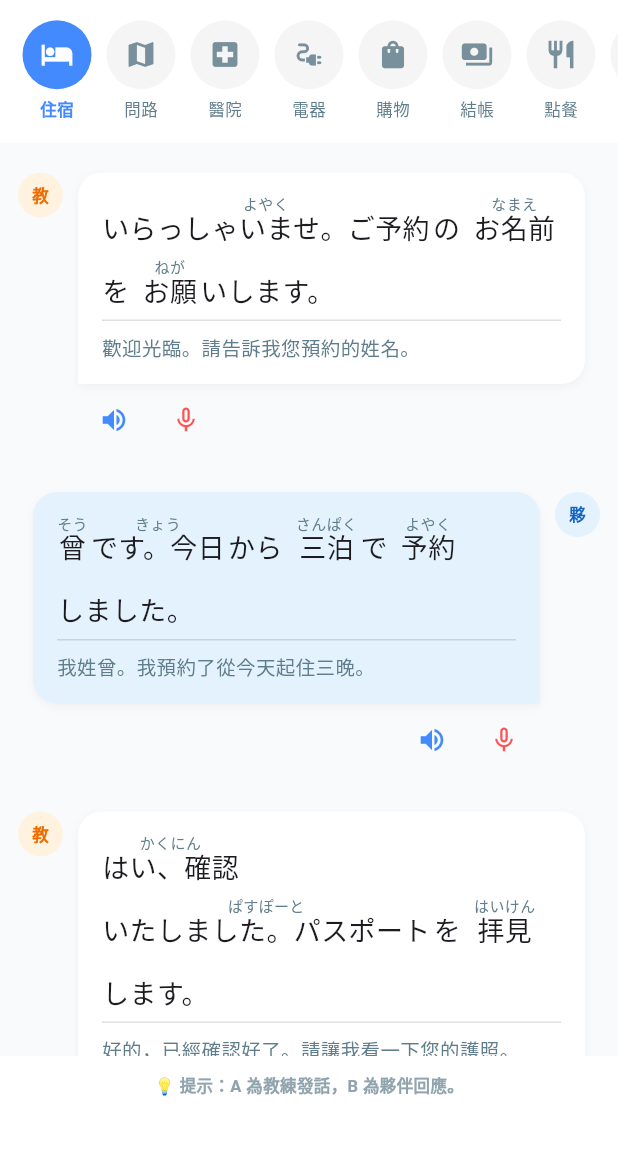
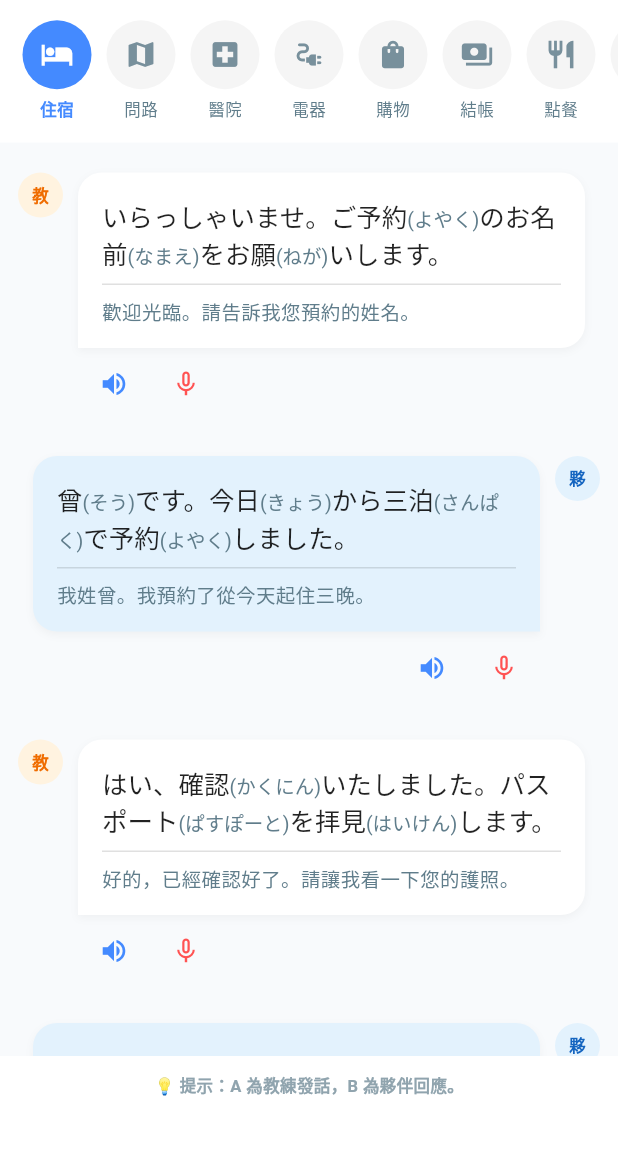
Before and after one commit to pakerm08200704-prog/SoraTalk-V2, a Flutter app: the screen it shows after launch, on a phone screen of 412 x 824 dp, the part 84-1236 px from its top. Run offline on Flutter 3.47's test engine with Material 3 defaults, Android fonts, the phone set to English and light mode, and no system bars; our stand-ins replace audioplayers, flutter_tts; missing offline and left inert: record.

Commit message:
✨ Layout: Switch to optimized bracket style for better alignment

```diff
--- a/lib/screens/chat_screen.dart
+++ b/lib/screens/chat_screen.dart
@@ -7,13 +7,13 @@ import 'package:record/record.dart';
 
 void main() => runApp(const MaterialApp(debugShowCheckedModeBanner: false, home: ChatScreen()));
 
-// --- 曾夥伴精校版 (日式標點 + 讀音修正：曾[そう] + 完美對齊) ---
+// --- 曾夥伴優化版 (括號排版 + 讀音修正：曾[そう]) ---
 final Map<String, List<Map<String, List<Map<String, String>>>>> dialogueData = {
   '🏨 住宿': [{'lines': [
     {'role': 'A', 'japanese': 'いらっしゃいませ。ご予約[よやく]の お名前[なまえ]を お願[ねが]いします。', 'chinese': '歡迎光臨。請告訴我您預約的姓名。'},
     {'role': 'B', 'japanese': '曾[そう]です。今日[きょう]から 三泊[さんぱく]で 予約[よやく]しました。', 'chinese': '我姓曾。我預約了從今天起住三晚。'},
     {'role': 'A', 'japanese': 'はい、確認[かくにん]いたしました。パスポート[ぱすぽーと]を 拝見[はいけん]します。', 'chinese': '好的，已經確認好了。請讓我看一下您的護照。'},
-    {'role': 'B', 'japanese': 'はい、どうぞ。Wi-Fi[わいふぁい]の パスワード[ぱすわーど]は どこに ありますか。', 'chinese': '好的，請。請問 Wi-Fi 密碼在哪裡呢？'},
+    {'role': 'B', 'japanese': 'はい、どうぞ。Wi-Fi[わいふぁい]の パスワード[ぱすわーど]は 這裡[どこ]に ありますか。', 'chinese': '好的，請。請問 Wi-Fi 密碼在哪裡呢？'},
     {'role': 'A', 'japanese': 'お部屋[おへや]の カードキー[かーどきー]に 書[か]いて あります。ごゆっくり どうぞ。', 'chinese': '寫在房間的房卡上。請慢用。'},
   ]}],
   '📍 問路': [{'lines': [
@@ -26,14 +26,14 @@ final Map<String, List<Map<String, List<Map<String, String>>>>> dialogueData = {
   '🏥 醫院': [{'lines': [
     {'role': 'A', 'japanese': 'どうしましたか。どこが 痛[いた]いですか。', 'chinese': '怎麼了呢？哪裡不舒服呢？'},
     {'role': 'B', 'japanese': '昨日[きのう]から 熱[ねつ]が あって、喉[のど]も 痛[いた]いです。', 'chinese': '從昨天開始發燒，喉嚨也很痛。'},
-    {'role': 'A', 'japanese': 'そうですか。検査[けんサ]を しましょう。', 'chinese': '這樣啊。我們來做一下檢查吧。'},
+    {'role': 'A', 'japanese': 'そうですか。検査[けんさ]を しましょう。', 'chinese': '這樣啊。我們來做一下檢查吧。'},
     {'role': 'B', 'japanese': 'はい、お願[ねが]いします。強[つよ]い 薬[くすり]は 飲[の]みたくないです。', 'chinese': '好的，拜託了。我不想吃太強的藥。'},
-    {'role': 'A', 'japanese': 'わかりました。弱[よわ]い 薬[くすり]を 出[だ]しますね。お大事[だいじ]に。', 'chinese': '明白了。我開比較溫和的藥給你。請保重。'},
+    {'role': 'A', 'japanese': 'わかりました。弱[よわ]い 藥[くすり]を 出[だ]しますね。お大事[だいじ]に。', 'chinese': '明白了。我開比較溫和的藥給你。請保重。'},
   ]}],
   '⚡ 電器': [{'lines': [
     {'role': 'A', 'japanese': 'いらっしゃいませ。何[なに]か お探[さが]しですか。', 'chinese': '歡迎光臨。請問在找什麼呢？'},
-    {'role': 'B', 'japanese': 'すみません、この 炊飯器[すいはんき]を 買[か]いたいですが。', 'chinese': '不好意思，我想買這台電鍋。'},
-    {'role': 'A', 'japanese': 'ありがとうございます。こちら、今[いま] 一番[いちばん] 人気[にんき]ですよ。', 'chinese': '謝謝。這一款是現在最受歡迎的喔。'},
+    {'role': 'B', 'japanese': 'すみません、這個 炊飯器[すいはんき]を 買[か]いたいですが。', 'chinese': '不好意思，我想買這台電鍋。'},
+    {'role': 'A', 'japanese': 'ありがとうございます。こちら、今[いま] 一番[いちばん] 人気[にんき]ですよ。', 'chinese': '謝謝。這一款是現在受歡迎的喔。'},
     {'role': 'B', 'japanese': '少[すこ]し 安[やす]く して もらえませんか。', 'chinese': '能不能再算便宜一點呢？'},
     {'role': 'A', 'japanese': '特別[とくべつ]に 五百円[ごひゃくえん] 引[び]きましょう。', 'chinese': '特別幫您折價 500 日圓吧。'},
   ]}],
@@ -48,17 +48,17 @@ final Map<String, List<Map<String, List<Map<String, String>>>>> dialogueData = {
     {'role': 'A', 'japanese': 'いらっしゃいませ。お会計[かいけい]、お願[ねが]いします。', 'chinese': '歡迎光臨。麻煩結帳。'},
     {'role': 'B', 'japanese': 'はい。カード[かーど]で 払[はら]っても いいですか。', 'chinese': '好的。可以用信用卡付錢嗎？'},
     {'role': 'A', 'japanese': 'はい、使[つか]えますよ。レシート[れしーと]は 必要[ひつよう]ですか。', 'chinese': '是的，可以使用喔。需要收據嗎？'},
-    {'role': 'B', 'japanese': 'はい、お願[ね加]いします。袋[ふくろ]も 一[ひと]つ ください。', 'chinese': '是的，拜託了。也請給我一個袋子。'},
+    {'role': 'B', 'japanese': 'はい、お願[ねが]いします。袋[ふくろ]も 一[ひと]つ ください。', 'chinese': '是的，拜託了。也請給我一個袋子。'},
     {'role': 'A', 'japanese': '全部[ぜんぶ]で 四千五百円[よんせんごひゃくえん]です。', 'chinese': '總共是 4,500 日圓。'},
   ]}],
   '🍱 點餐': [{'lines': [
     {'role': 'A', 'japanese': 'いらっしゃいませ。ご注文[ちゅうもん]は お決[き]まりですか。', 'chinese': '歡迎光臨。請問決定好餐點了嗎？'},
-    {'role': 'B', 'japanese': 'はい。ラーメン[らーめん] 二[ふた]つと 餃子[ぎょうざ]を お願[ねが]いします。', 'chinese': '是的。麻煩給我兩份拉麵和一份餃子。'},
+    {'role': 'B', 'japanese': 'はい。ラーメン[らーめん] 二[ふた]つと 餃子[ぎょうざ]を お願[ね項]いします。', 'chinese': '是的。麻煩給我兩份拉麵和一份餃子。'},
     {'role': 'A', 'japanese': 'かしこまりました。お飲み物[のみもの]は いかがですか。', 'chinese': '我知道了。請問需要飲料嗎？'},
     {'role': 'B', 'japanese': 'いいえ、結構[けっこう]です。お水[おみず]を ください。', 'chinese': '不用了，謝謝。請給我白開水。'},
   ]}],
   '✈️ 機場': [{'lines': [
-    {'role': 'A', 'japanese': '次[つぎ]の 方[かた]、どうぞ。入国[にゅうこく]の 目的[目かく]は 何[なん]ですか。', 'chinese': '下一位請。入境目的是什麼？'},
+    {'role': 'A', 'japanese': '次[つぎ]の 方[かた]、どうぞ。入国[にゅうこく]の 目的[もくてき]は 何[なん]ですか。', 'chinese': '下一位請。入境目的是什麼？'},
     {'role': 'B', 'japanese': '観光[かんこう]です。五日間[いつかかん] 滞在[たいざい]します。', 'chinese': '是觀光。會停留五天。'},
     {'role': 'A', 'japanese': 'どこに 泊[と]まりますか。', 'chinese': '要住在哪裡呢？'},
     {'role': 'B', 'japanese': '新宿[しんじゅく]の ホテル[ほてる]です。', 'chinese': '新宿的飯店。'},
@@ -71,9 +71,9 @@ final Map<String, List<Map<String, List<Map<String, String>>>>> dialogueData = {
     {'role': 'B', 'japanese': 'はい、わかりました。休み時間[やすみじかん]に 取[と]りに 帰り[かえ]ります。', 'chinese': '是的，我明白了。我休息時間回去拿。'},
   ]}],
   '🏠 居家': [{'lines': [
-    {'role': 'A', 'japanese': 'お帰りなさい。今日[きょう]は 仕事[しごと]が 大変[たいへん]でしたか。', 'chinese': '你回來了。今天工作很辛苦嗎？'},
+    {'role': 'A', 'japanese': 'お帰りなさい。今日[きょう]は 仕事[しごと]が 大變[たいへん]でしたか。', 'chinese': '你回來了。今天工作很辛苦嗎？'},
     {'role': 'B', 'japanese': 'ただいま。お腹[おなか]が ぺこぺこです。晩[ばん]ご飯[ごはん]は 何[なに]ですか。', 'chinese': '我回來了。肚子好餓喔。晚餐是什麼？'},
-    {'role': 'A', 'japanese': '今日[きょう]は カレー[かれー]ですよ。もう すぐ 出来[でき]ます。', 'chinese': '今天吃咖哩喔。馬上就好了。'},
+    {'role': 'A', 'japanese': '今日[きょう]は カレー[かれー]ですよ。もう すぐ 出來[でき]ます。', 'chinese': '今天吃咖哩喔。馬上就好了。'},
     {'role': 'B', 'japanese': 'やった！いい 匂[にお]いが しますね。', 'chinese': '太棒了！聞起來好香。'},
   ]}],
 };
@@ -235,12 +235,7 @@ class _ChatScreenState extends State<ChatScreen> {
                   child: Column(
                     crossAxisAlignment: CrossAxisAlignment.start,
                     children: [
-                      Wrap(
-                        runSpacing: 10,
-                        spacing: 2,
-                        crossAxisAlignment: WrapCrossAlignment.end,
-                        children: _buildCustomRuby(line.japanese)
-                      ),
+                      _buildOptimizedRuby(line.japanese),
                       const Padding(padding: EdgeInsets.symmetric(vertical: 8), child: Divider(height: 1, color: Colors.black12)),
                       Text(line.chinese, style: const TextStyle(fontSize: 13, color: Colors.blueGrey, height: 1.4)),
                     ],
@@ -263,39 +258,27 @@ class _ChatScreenState extends State<ChatScreen> {
     );
   }
 
-  List<Widget> _buildCustomRuby(String text) {
-    final RegExp reg = RegExp(r'([^\[\]\s]+)\[([^\[\]]+)\]|(\S+)|(\s+)');
-    List<Widget> widgets = [];
+  // --- 關鍵優化：括號排版函數 ---
+  Widget _buildOptimizedRuby(String text) {
+    final RegExp reg = RegExp(r'([^\[\]\s]+)\[([^\[\]]+)\]|([^\[\]\s]+)');
+    List<TextSpan> spans = [];
+
     for (var m in reg.allMatches(text)) {
       if (m.group(1) != null) {
-        widgets.add(
-          IntrinsicWidth(
-            child: Column(
-              mainAxisSize: MainAxisSize.min,
-              children: [
-                Text(m.group(2)!, style: const TextStyle(fontSize: 10, color: Colors.blueGrey, height: 1.0)),
-                Text(m.group(1)!, style: const TextStyle(fontSize: 18, height: 1.2, fontWeight: FontWeight.w400)),
-              ]
-            ),
-          )
-        );
+        // 漢字部分
+        spans.add(TextSpan(text: m.group(1), style: const TextStyle(fontSize: 17, color: Colors.black87, fontWeight: FontWeight.w500)));
+        // 括號讀音部分 (縮小字體並改色)
+        spans.add(TextSpan(text: '(${m.group(2)})', style: const TextStyle(fontSize: 13, color: Colors.blueGrey, fontWeight: FontWeight.normal)));
       } else if (m.group(3) != null) {
-        widgets.add(
-          IntrinsicWidth(
-            child: Column(
-              mainAxisSize: MainAxisSize.min,
-              children: [
-                const Text('', style: TextStyle(fontSize: 10, height: 1.0)),
-                Text(m.group(3)!, style: const TextStyle(fontSize: 18, height: 1.2)),
-              ]
-            ),
-          )
-        );
-      } else if (m.group(4) != null) {
-        widgets.add(const Text(' ', style: TextStyle(fontSize: 18)));
+        // 一般假名或標點
+        spans.add(TextSpan(text: m.group(3), style: const TextStyle(fontSize: 17, color: Colors.black87)));
       }
     }
-    return widgets;
+
+    return RichText(
+      text: TextSpan(children: spans),
+      softWrap: true,
+    );
   }
 
   Widget _buildAvatar(String label) {
```
